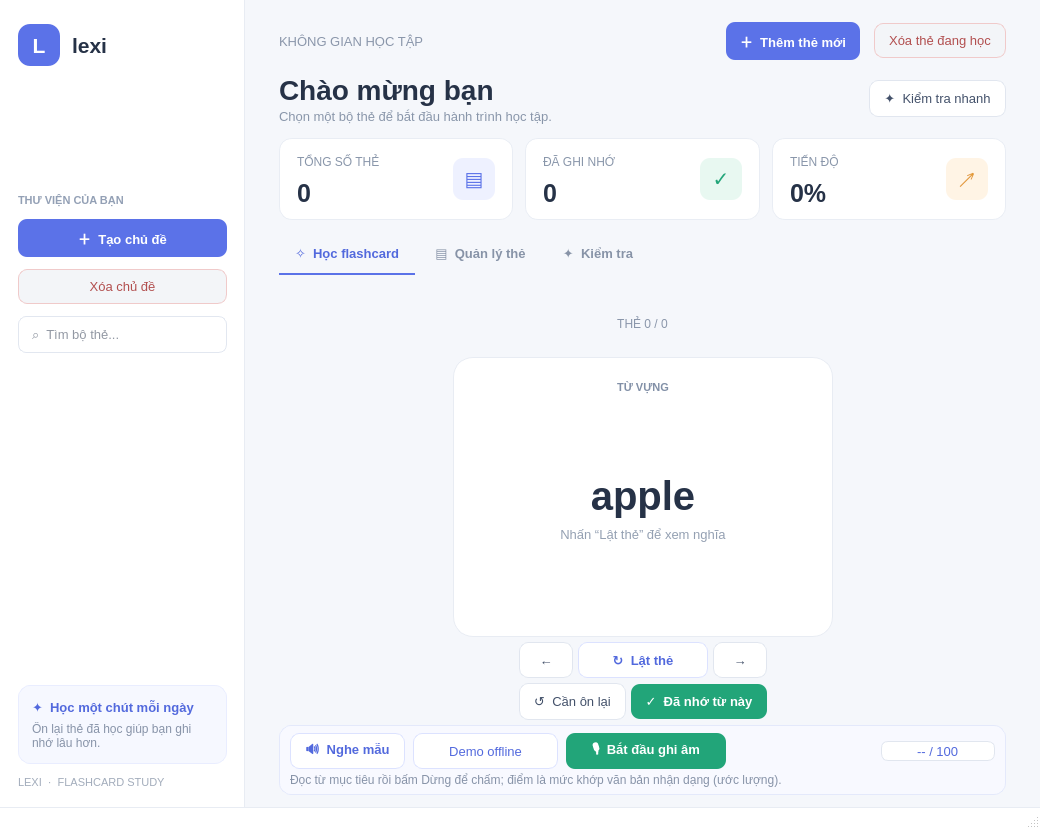
anhphamtuk18-oss/flashcard-app, file mainWindow.ui: the form before one commit.
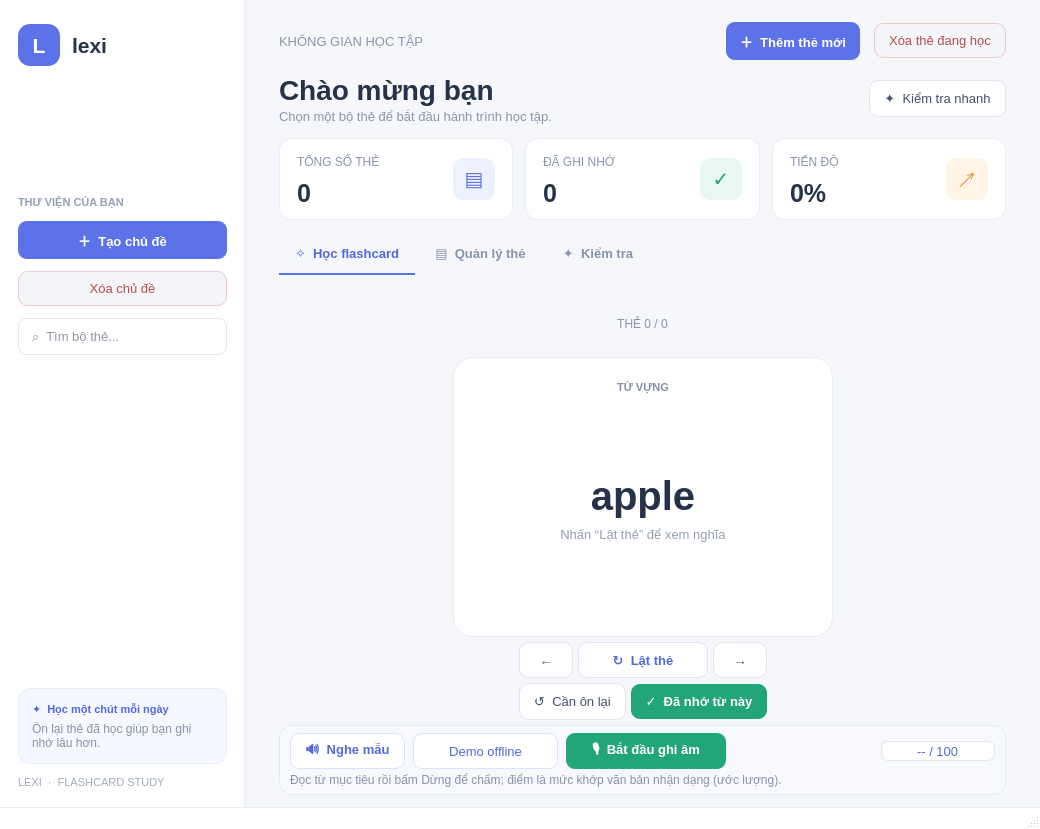
The form after the commit.

Commit message: fix font object 'dailyTitle' từ 10 xuống 8

The edit to the form file:
```diff
--- a/mainWindow.ui
+++ b/mainWindow.ui
@@ -257,7 +257,7 @@
           <item>
            <widget class="QLabel" name="dailyTitle">
             <property name="styleSheet">
-             <string notr="true">font-weight: 700; color: #5269DD;</string>
+             <string notr="true">font-weight: 700; color: #5269DD; font-size: 8pt;</string>
             </property>
             <property name="text">
              <string>✦  Học một chút mỗi ngày</string>
```
